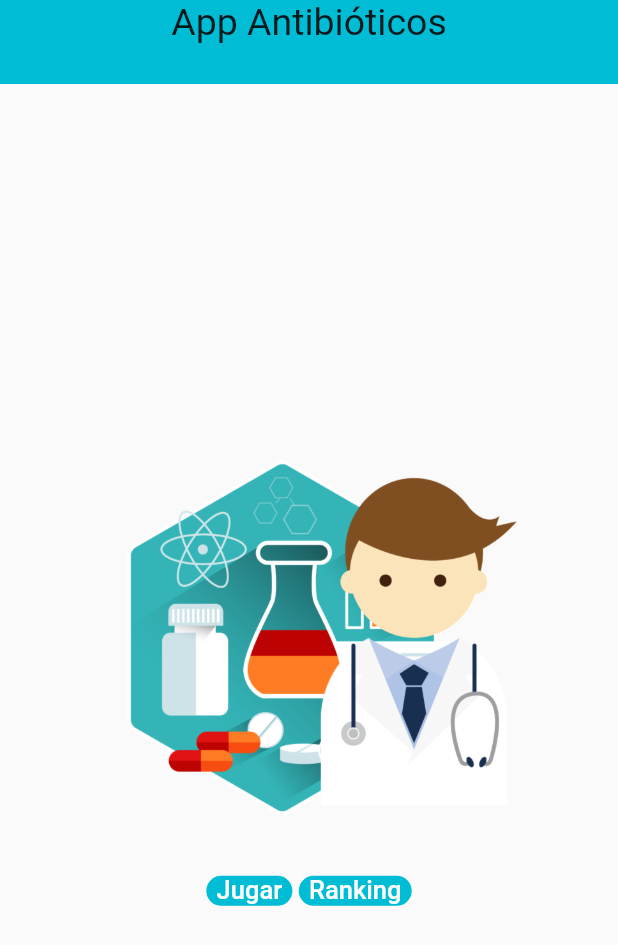
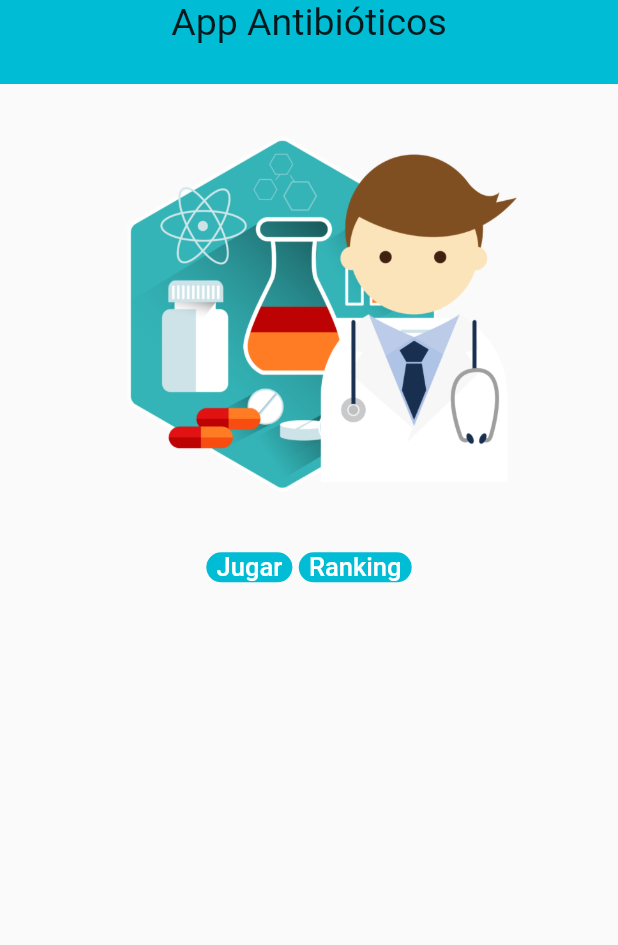
Before and after one commit to agarciaolalla/app_antibioticos_2, a Flutter app: the HomeScreen screen opened by its route, on a phone screen of 412 x 824 dp. Shown: the top 945 px of the screen. Run offline on Flutter 3.47's test engine with Material 2 defaults, Android fonts, the phone set to English and light mode, and no system bars; our stand-ins replace flutter_widget_from_html_core; network calls fail.

```diff
--- a/lib/screens/home_screen.dart
+++ b/lib/screens/home_screen.dart
@@ -47,7 +47,8 @@ class _HomeScreenState extends State<HomeScreen> {
             ),
           ),
         ),
-        body: Center(
+        body: SingleChildScrollView(
+          child: Center(
             child: FittedBox(
               fit: BoxFit.contain,
               child: Column(
@@ -98,6 +99,7 @@ class _HomeScreenState extends State<HomeScreen> {
                 ],
               ),
             ),
+          ),
         ));
   }
 }
--- a/lib/screens/login_screen.dart
+++ b/lib/screens/login_screen.dart
@@ -66,7 +66,8 @@ class _RegisterContact extends State<Login> {
             ),
           ),
         ),
-        body: Padding(
+        body: SingleChildScrollView(
+          child: Padding(
             padding: const EdgeInsets.all(10.0),
             child: Column(
               children: [
@@ -149,6 +150,7 @@ class _RegisterContact extends State<Login> {
                     child: const Text("Iniciar Sesion")),
               ],
             ),
+          ),
         ));
   }
 }
--- a/lib/screens/loose_screen.dart
+++ b/lib/screens/loose_screen.dart
@@ -23,7 +23,8 @@ class LooseScreen extends StatelessWidget {
             ),
           ),
         ),
-        body: Center(
+        body: SingleChildScrollView(
+          child: Center(
             child: Padding(
               padding: const EdgeInsets.all(8.0),
               child: Column(
@@ -37,6 +38,7 @@ class LooseScreen extends StatelessWidget {
                 ],
               ),
             ),
+          ),
         ));
   }
 }
--- a/lib/screens/treatment/first_treatment.dart
+++ b/lib/screens/treatment/first_treatment.dart
@@ -69,7 +69,8 @@ class FirstTreatmentState extends State<FirstTreatmentScreen> {
           ),
         ),
       ),
-      body: Column(mainAxisAlignment: MainAxisAlignment.start, children: [
+      body: SingleChildScrollView(
+        child: Column(mainAxisAlignment: MainAxisAlignment.start, children: [
           const Life(),
           const Timer(),
           DiagnosticQuestionHtml(questionHtml: question),
@@ -79,6 +80,7 @@ class FirstTreatmentState extends State<FirstTreatmentScreen> {
             itemCount: mochilaSeleccionada.length,
             itemBuilder: (BuildContext context, int index) {
               return CheckboxListTile(
+                  controlAffinity: ListTileControlAffinity.leading,
                   title: Text(mochilaSeleccionada[index]["antibiotico"]),
                   value: valorSwitch[index],
                   onChanged: notifyswitch
@@ -126,6 +128,7 @@ class FirstTreatmentState extends State<FirstTreatmentScreen> {
             child: const Text('Siguiente'),
           ),
         ]),
+      ),
     );
   }
 }
```
Also changed, not shown: lib/screens/diagnostic/diagnostic.dart (+5 -2 lines), pubspec.lock, 1 other file. Lines whose indentation alone changed are shown as unchanged.
